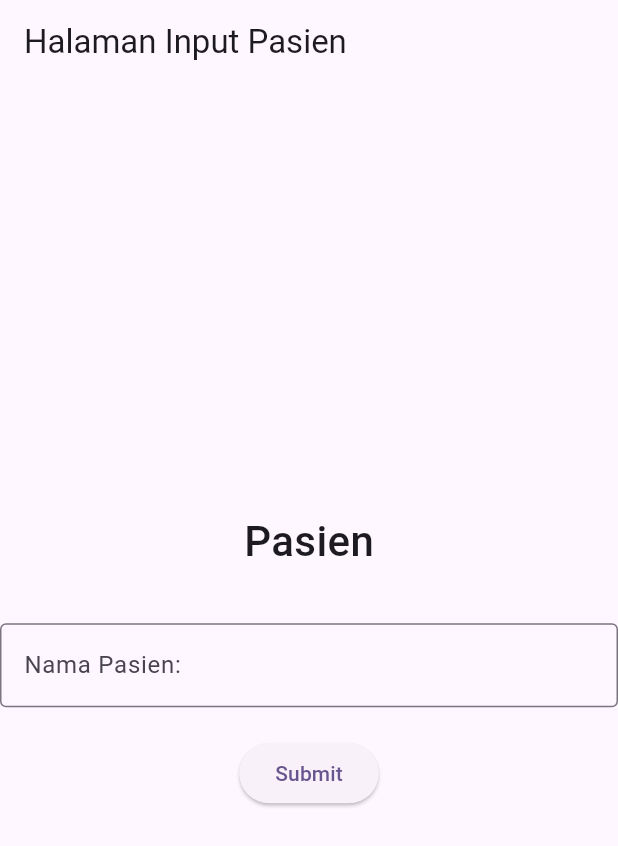
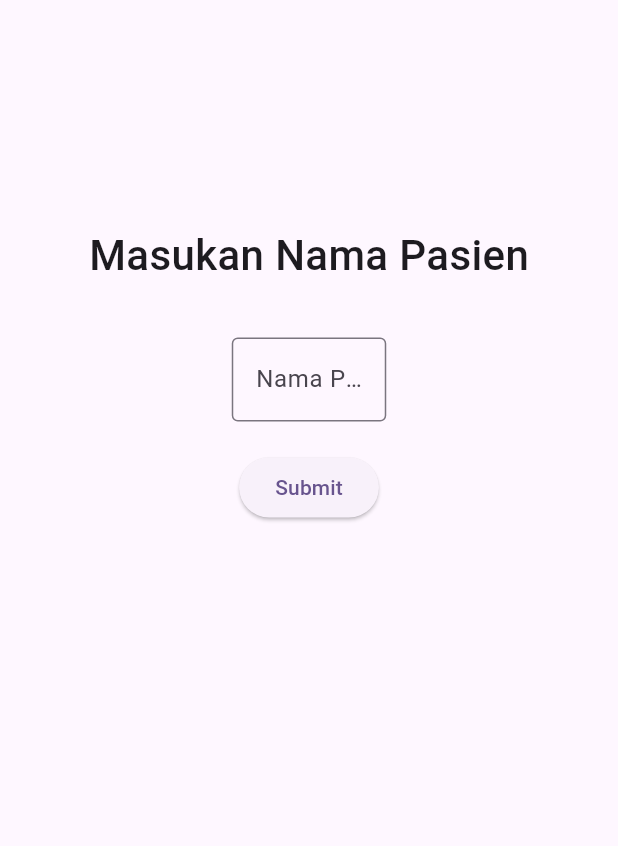
Before and after one commit to bagussatt/Hospital-Speech-to-Text, a Flutter app: the HomePage screen opened directly, on a phone screen of 412 x 824 dp. Shown: the top 846 px of the screen. Run offline on Flutter 3.47's test engine with Material 3 defaults, Android fonts, the light colour scheme and no system bars; our stand-ins replace speech_to_text.

Commit message:
modified homepage.dart to add padding and validation to TextFormField, and changed recordpage.dart to update AppBar title and add padding to body.

```diff
--- a/lib/main.dart
+++ b/lib/main.dart
@@ -1,5 +1,6 @@
 import 'package:flutter/material.dart';
 import 'package:record_speechtotextfor_hospital/screens/homepage.dart';
+import 'package:record_speechtotextfor_hospital/screens/recordpage.dart';
 
 void main() {
   runApp(const MyApp());
@@ -16,7 +17,7 @@ class MyApp extends StatelessWidget {
         colorScheme: ColorScheme.fromSeed(seedColor: Colors.deepPurple),
         useMaterial3: true,
       ),
-      home: HomePage(),
+      home: RecordPage(name: 'Dea'),
       debugShowCheckedModeBanner: false,
     );
   }
--- a/lib/screens/homepage.dart
+++ b/lib/screens/homepage.dart
@@ -18,7 +18,8 @@ class _HomePageState extends State<HomePage> {
       builder: (BuildContext context) {
         return AlertDialog(
           title: const Text('Konfirmasi'),
-          content: Text('Apakah Anda ingin melanjutkan ke halaman rekam medis untuk $name?'),
+          content: Text(
+              'Apakah Anda ingin melanjutkan ke halaman rekam medis untuk $name?'),
           actions: [
             TextButton(
               onPressed: () => Navigator.pop(context, false), // Cancel
@@ -45,28 +46,27 @@ class _HomePageState extends State<HomePage> {
   @override
   Widget build(BuildContext context) {
     return Scaffold(
-      appBar: AppBar(
-        title: const Text('Halaman Input Pasien'),
-      ),
-      body: Center(
+      body: Padding(
+        padding: const EdgeInsets.only(top: 150),
+        child: Center(
           child: Form(
             key: _formKey, // Link form to validation key
             child: Column(
-            mainAxisAlignment: MainAxisAlignment.center, // Center column
               children: [
                 Text(
-                "Pasien",
+                  "Masukan Nama Pasien",
                   style: TextStyle(fontSize: 28, fontWeight: FontWeight.w500),
                 ),
                 SizedBox(
                   height: 35,
                 ),
-              TextFormField(
+                SizedBox(
+                  width: MediaQuery.of(context).size.width * 0.25,
+                  child: TextFormField(
                     controller: _nameController, // Assign controller
                     decoration: InputDecoration(
-                  labelText: 'Nama Pasien:',
+                      labelText: 'Nama Pasien',
                       border: OutlineInputBorder(), // Add border
-                  hintText: 'Masukan Nama Pasien', // Display hint text
                     ),
                     validator: (value) {
                       if (value == null || value.isEmpty) {
@@ -74,6 +74,7 @@ class _HomePageState extends State<HomePage> {
                       }
                       return null; // No error
                     },
+                  ),
                 ),
                 const SizedBox(height: 20), // Add spacing
                 ElevatedButton(
@@ -90,6 +91,7 @@ class _HomePageState extends State<HomePage> {
             ),
           ),
         ),
+      ),
     );
   }
 }
--- a/lib/screens/recordpage.dart
+++ b/lib/screens/recordpage.dart
@@ -52,11 +52,11 @@ class _RecordPageState extends State<RecordPage> {
   Widget build(BuildContext context) {
     return Scaffold(
       appBar: AppBar(
-        title: Text('Rekaman'),
+        title: Text('Profile'),
       ),
-      body: Center(
+      body: Padding(
+        padding: const EdgeInsets.only(left: 50),
         child: Column(
-          mainAxisAlignment: MainAxisAlignment.center,
           children: [
             Text(
               'Selamat datang, ${widget.name}!',
```
Lines whose indentation alone changed are shown as unchanged.
